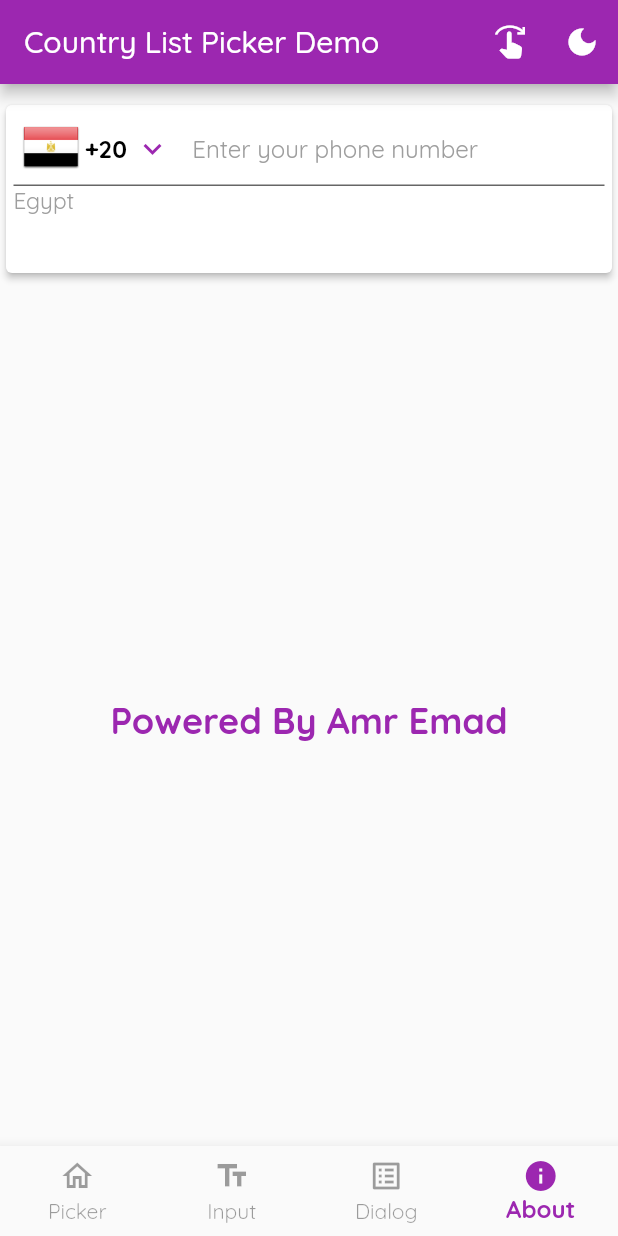
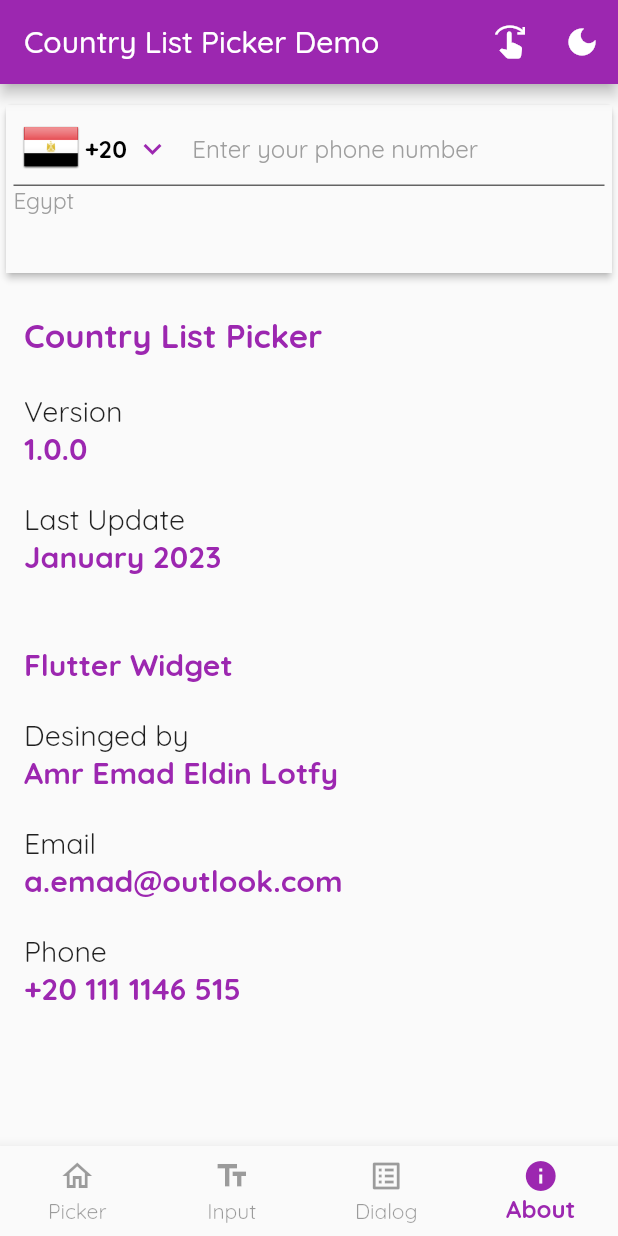
Before and after one commit to AmremadDev/country-list-picker, a Flutter app: the HomePage screen opened directly, item 4 of the bottom bar chosen, on a phone screen of 412 x 824 dp. Run offline on Flutter 3.47's test engine with Material 2 defaults, Android fonts, the phone set to English and light mode, and no system bars; our stand-ins replace mask_text_input_formatter.

```diff
--- a/example/lib/main.dart
+++ b/example/lib/main.dart
@@ -20,7 +20,8 @@ void main() {
 
       // Picker Provider
       ChangeNotifierProxyProvider<SettingsProvider, PickerProvider>(
-          create: (_) => PickerProvider(), update: (_, settings, picker) => picker!..update(settings)),
+          create: (_) => PickerProvider(),
+          update: (_, settings, picker) => picker!..update(settings)),
 
       // Input Provider
       ChangeNotifierProxyProvider<SettingsProvider, InputProvider>(
@@ -28,7 +29,8 @@ void main() {
 
       // dialog Provider
       ChangeNotifierProxyProvider<SettingsProvider, DialogProvider>(
-          create: (_) => DialogProvider(), update: (_, settings, dialog) => dialog!..update(settings)),
+          create: (_) => DialogProvider(),
+          update: (_, settings, dialog) => dialog!..update(settings)),
     ],
     child: const CountryListPickerExample(),
   ));
@@ -38,7 +40,6 @@ class CountryListPickerExample extends StatelessWidget {
   const CountryListPickerExample({super.key});
   @override
   Widget build(BuildContext context) {
-
     return Consumer<SettingsProvider>(
       builder: (_, settings, child) {
         return MaterialApp(
@@ -67,7 +68,7 @@ class CountryListPickerExample extends StatelessWidget {
                 selectedItemColor: settings.lightprimarySwatch,
               ),
             ),
-            home: const HomePage());
+            home: const OnBoardingPage());
       },
     );
   }
--- a/example/lib/translation.dart
+++ b/example/lib/translation.dart
@@ -6,15 +6,15 @@ extension TranslationExtension on String {
   String get tr {
     String? trans;
     if (textDirectionShared == TextDirection.rtl) {
-      trans = transaltionList["ar"]?.entries.firstWhereOrNull((element) => element.key == this)?.value;
+      trans =
+          transaltionList["ar"]?.entries.firstWhereOrNull((element) => element.key == this)?.value;
     } else {
-      trans = transaltionList["en"]?.entries.firstWhereOrNull((element) => element.key == this)?.value;
+      trans =
+          transaltionList["en"]?.entries.firstWhereOrNull((element) => element.key == this)?.value;
     }
 
     return trans ?? this;
   }
-
-
 }
 
 Map<String, Map<String, String>> transaltionList = {
@@ -82,12 +82,21 @@ Map<String, Map<String, String>> transaltionList = {
     "A guide to reference and documentation": "A guide to reference and documentation",
     "Enter your phone number": "Enter your phone number",
     "Select your country": "Select your country",
-
-    "Search by name/dial code":"Search by name/dial code",
-    "Current Location":"Current Location",
-    "Last Pick":"Last Pick",
-     "Search":"Search",
-     "Local Country":"Local Country"
+    "Search by name/dial code": "Search by name/dial code",
+    "Current Location": "Current Location",
+    "Last Pick": "Last Pick",
+    "Search": "Search",
+    "Local Country": "Local Country",
+    "Country List Picker": "Country List Picker",
+    "Version": "Version",
+    "Last Update": "Last Update",
+    "January 2023": "January 2023",
+    "Description": "",
+    "Flutter Widget": "Flutter Widget",
+    "Desinged by": "Desinged by",
+    "Amr Emad Eldin Lotfy": "Amr Emad Eldin Lotfy",
+    "Email": "Email",
+    "Phone": "Phone",
   },
   "ar": {
     "Country List Picker Demo": "قائمة إختيار الدول",
@@ -153,11 +162,20 @@ Map<String, Map<String, String>> transaltionList = {
     "A guide to reference and documentation": "دليل مرجعي وتوثيق",
     "Enter your phone number": "أدخل رقم هاتفك",
     "Select your country": "اختر دولتك",
-
-    "Search by name/dial code":"بحث بالأسم/كود الإتصال",
-    "Current Location":"المكان الحالي",
-    "Last Pick":"أخر إختيار",
-      "Search":"مربع البحث",
-      "Local Country" : "الدولة الحالية"
+    "Search by name/dial code": "بحث بالأسم/كود الإتصال",
+    "Current Location": "المكان الحالي",
+    "Last Pick": "أخر إختيار",
+    "Search": "مربع البحث",
+    "Local Country": "الدولة الحالية",
+    "Country List Picker": "أداة إختيار الدول",
+    "Version": "رقم الإصدار",
+    "Last Update": "تاريخ أخر تحديث",
+    "January 2023": "يناير 2023",
+    "Description": "الوصف",
+    "Flutter Widget": "أداة فلاتر",
+    "Desinged by": "تم التصميم بواسطة",
+    "Amr Emad Eldin Lotfy": "عمرو عماد الدين لطفي",
+    "Email": "البريد الإلكتروني",
+    "Phone": "رقم الهاتف",
   }
 };
--- a/example/lib/widget/about/about_screen.dart
+++ b/example/lib/widget/about/about_screen.dart
@@ -1,3 +1,6 @@
+import 'package:country_list_picker_example/controller/settings_provider.dart';
+
+import '../../translation.dart';
 import 'package:flutter/material.dart';
 import '../../model/screen.dart';
 
@@ -7,13 +10,86 @@ class AboutScreen extends StatelessWidget {
 
   @override
   Widget build(BuildContext context) {
+    Color color = Theme.of(context).colorScheme.primary;
     return Center(
-      child: Text(
-        "Powered By Amr Emad",
-        style: Theme.of(context)
-            .textTheme
-            .headline5
-            ?.copyWith(fontWeight: FontWeight.bold, color: Theme.of(context).colorScheme.primary),
+      child: ListView(
+        children: [
+          ListTile(
+              title: Text(
+            "Country List Picker".tr,
+            style: TextStyle(
+              fontSize: 22,
+              fontWeight: FontWeight.bold,
+              color: color,
+            ),
+          )),
+          ListTile(
+            title: Text("Version".tr,
+                style: const TextStyle(
+                  fontSize: 19,
+                  fontWeight: FontWeight.normal,
+                )),
+            subtitle: Text("1.0.0".tr,
+                style: TextStyle(
+                  fontSize: 20,
+                  fontWeight: FontWeight.bold,
+                  color: color,
+                )),
+          ),
+          ListTile(
+            title: Text("Last Update".tr,
+                style: const TextStyle(fontSize: 19, fontWeight: FontWeight.normal)),
+            subtitle: Text("January 2023".tr,
+                style: TextStyle(
+                  fontSize: 20,
+                  fontWeight: FontWeight.bold,
+                  color: color,
+                )),
+          ),
+          ListTile(
+            title: Text("Description".tr,
+                style: const TextStyle(fontSize: 19, fontWeight: FontWeight.normal)),
+            subtitle: Text("Flutter Widget".tr,
+                style: TextStyle(
+                  fontSize: 20,
+                  fontWeight: FontWeight.bold,
+                  color: color,
+                )),
+          ),
+          ListTile(
+            title: Text("Desinged by".tr,
+                style: const TextStyle(fontSize: 19, fontWeight: FontWeight.normal)),
+            subtitle: Text("Amr Emad Eldin Lotfy".tr,
+                style: TextStyle(
+                  fontSize: 20,
+                  fontWeight: FontWeight.bold,
+                  color: color,
+                )),
+          ),
+          ListTile(
+            title: Text("Email".tr,
+                style: const TextStyle(fontSize: 19, fontWeight: FontWeight.normal)),
+            subtitle: Text("a.emad@outlook.com",
+                style: TextStyle(
+                  fontSize: 20,
+                  fontWeight: FontWeight.bold,
+                  color: color,
+                )),
+          ),
+          ListTile(
+            title: Text("Phone".tr,
+                style: const TextStyle(fontSize: 19, fontWeight: FontWeight.normal)),
+            subtitle: Text("+20 111 1146 515",
+                textAlign:
+                    (textDirectionShared == TextDirection.rtl) ? TextAlign.right : TextAlign.left,
+                textDirection: TextDirection.ltr,
+                style: TextStyle(
+                  fontSize: 20,
+                  fontWeight: FontWeight.bold,
+                  color: color,
+                )),
+          ),
+        ],
       ),
     );
   }
--- a/lib/country_list_picker.dart
+++ b/lib/country_list_picker.dart
@@ -77,7 +77,8 @@ class CountryListPicker extends StatelessWidget {
       this.controller,
       this.dialogTheme = const CountryListDialogTheme(),
       this.inputTheme = const InputThemeData()})
-      : assert(isShowFlag == true || isShowCode == true, "Both isShowFlag and isShowCode can't be false");
+      : assert(isShowFlag == true || isShowCode == true,
+            "Both isShowFlag and isShowCode can't be false");
 
   ///Use with the [Countries] Enumration Type to show specific contry.
   ///countries are identified by their name as listed below, e.g. [Countries.Egypt].
@@ -163,12 +164,13 @@ class CountryListPicker extends StatelessWidget {
 
   @override
   Widget build(BuildContext context) {
-       print(Directionality.of(context));
+    // print(Directionality.of(context));
     FocusNode focusNode = FocusNode();
     return ChangeNotifierProvider<SettingsProvider>(
       create: (_) => SettingsProvider(),
       builder: (_, child) {
-        return Container(
+        return Scaffold(
+          body: Container(
             margin: margin,
             child: Column(
               crossAxisAlignment: CrossAxisAlignment.start,
@@ -183,12 +185,14 @@ class CountryListPicker extends StatelessWidget {
                     ),
                     decoration: BoxDecoration(
                         borderRadius: border.isOutline ? BorderRadius.circular(4) : null,
-                      border: (inputTheme.border == InputBorder.none || isShowTextField == false) &&
+                        border:
+                            (inputTheme.border == InputBorder.none || isShowTextField == false) &&
                                     border != InputBorder.none
                                 ? border.isOutline
                                     ? settings.inputOnFocus == true || isShowTextField == false
                                         ? Border.all(
-                                      color: Theme.of(context).colorScheme.primary, width: border.borderSide.width)
+                                            color: Theme.of(context).colorScheme.primary,
+                                            width: border.borderSide.width)
                                         : Border.all(color: Theme.of(context).hintColor, width: 1)
                                     : settings.inputOnFocus == true || isShowTextField == false
                                         ? Border(
@@ -196,11 +200,18 @@ class CountryListPicker extends StatelessWidget {
                                                 color: Theme.of(context).colorScheme.primary,
                                                 // color: border.borderSide.color,
                                                 width: border.borderSide.width))
-                                  : Border(bottom: BorderSide(color: Theme.of(context).hintColor, width: 1))
+                                        : Border(
+                                            bottom: BorderSide(
+                                                color: Theme.of(context).hintColor, width: 1))
                                 : null),
-                  child: Row(mainAxisSize: MainAxisSize.min, crossAxisAlignment: CrossAxisAlignment.center, children: [
+                    child: Row(
+                        mainAxisSize: MainAxisSize.min,
+                        crossAxisAlignment: CrossAxisAlignment.center,
+                        children: [
                           InkWell(
-                      onTap: (onCountryChanged == null) ? null : () async => await _onTapEvent(context),
+                            onTap: (onCountryChanged == null)
+                                ? null
+                                : () async => await _onTapEvent(context),
                             child: _buildMainPart(),
                           ),
                           if (isShowTextField == true)
@@ -233,28 +244,29 @@ class CountryListPicker extends StatelessWidget {
                   )
               ],
             ),
+          ),
         );
       },
     );
   }
 
   Future<void> _onTapEvent(BuildContext context) async {
-      //  print(Directionality.of(context));
     SettingsProvider settings = context.read<SettingsProvider>();
     final Country? result = await Navigator.push(
         context,
         MaterialPageRoute(
-            builder: (context) => ChangeNotifierProvider<SettingsProvider>(
-                  create: (context) => SettingsProvider(),
-                  builder: (context, child) {
+            builder: (_) => ChangeNotifierProvider<SettingsProvider>(
+                  create: (_) => SettingsProvider(),
+                  builder: (_, child) {
                     return SelectionList(
                       settings.countries,
                       initialCountry: settings.selectedCountry,
-                      // textDirection: Directionality.of(context),
+                      textDirection: Directionality.of(context),
                       localCountry: (localCountry == null)
                           ? null
                           : settings.countries.firstWhere(
-                              (Country e) => (e.alpha3.toUpperCase() == localCountry!.alpha3.toUpperCase()),
+                              (Country e) =>
+                                  (e.alpha3.toUpperCase() == localCountry!.alpha3.toUpperCase()),
                             ),
                       appBar: dialogTheme.appBar ??
                           AppBar(
@@ -271,8 +283,10 @@ class CountryListPicker extends StatelessWidget {
   Selector<SettingsProvider, Country> _buildMainPart() {
     return Selector<SettingsProvider, Country>(
         selector: (context, settings) => settings.selectedCountry,
-        builder: (context, country, child) =>
-            Row(mainAxisSize: MainAxisSize.min, crossAxisAlignment: CrossAxisAlignment.center, children: [
+        builder: (context, country, child) => Row(
+                mainAxisSize: MainAxisSize.min,
+                crossAxisAlignment: CrossAxisAlignment.center,
+                children: [
                   //flage
                   if (isShowFlag == true)
                     Flexible(
@@ -289,7 +303,8 @@ class CountryListPicker extends StatelessWidget {
                           textDirection: TextDirection.ltr,
                           child: Text(country.callingCode.toString(),
                               style: dialCodeTextStyle.copyWith(
-                              color: dialCodeTextStyle.color ?? Theme.of(context).textTheme.titleLarge?.color,
+                                  color: dialCodeTextStyle.color ??
+                                      Theme.of(context).textTheme.titleLarge?.color,
                                   fontSize: dialCodeTextStyle.fontSize ?? 16,
                                   fontWeight: dialCodeTextStyle.fontWeight ?? FontWeight.bold)),
                         )),
--- a/lib/widget/alphabet_scroll.dart
+++ b/lib/widget/alphabet_scroll.dart
@@ -27,7 +27,10 @@ class AlphabetScroll extends StatelessWidget {
     return Selector<SettingsProvider, int>(
         selector: (context, settings) => settings.selectedPosition,
         builder: (context, position, child) => Align(
-              alignment: Alignment.centerRight,
+              alignment: (Directionality.of(context) == TextDirection.ltr)
+                  ? Alignment.centerRight
+                  : Alignment.centerLeft,
+
               child: Container(
                 height: MediaQuery.of(context).size.height * 0.8,
                 color: Colors.transparent,
--- a/lib/widget/search_tile.dart
+++ b/lib/widget/search_tile.dart
@@ -21,8 +21,10 @@ class SearchTile extends StatelessWidget {
     return Column(children: [
       Container(
           color: dialogTheme.titlesBackground,
-          alignment: Alignment.centerLeft,
-          padding: const EdgeInsets.only(left: 15.0),
+          alignment: (Directionality.of(context) == TextDirection.ltr)
+              ? Alignment.centerLeft
+              : Alignment.centerRight,
+          padding: const EdgeInsets.symmetric(horizontal: 15.0),
           width: double.infinity,
           height: dialogTheme.tileHeight,
           child: Text(
```
Also changed, not shown: example/lib/controller/settings_provider.dart (+5 -2 lines), lib/selection_list.dart (+24 -22 lines), lib/widget/country_list_tile.dart (+5 -3 lines), lib/widget/current_location_tile.dart (+8 -8 lines), lib/widget/lastpick_tile.dart (+6 -4 lines). Lines whose indentation alone changed are shown as unchanged.
